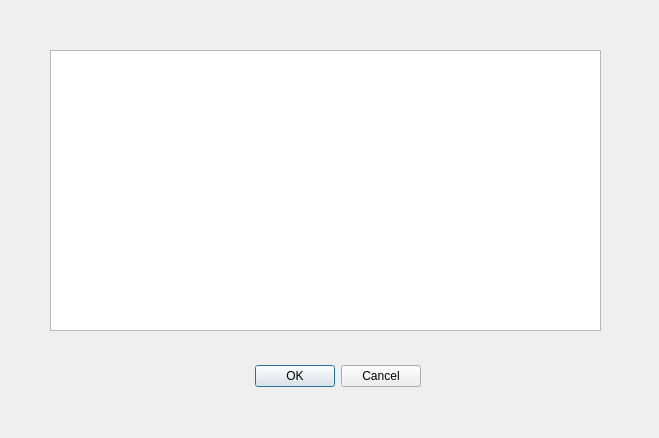
Old version of the form demo_ui.ui in the repository yuvneesh-als/PyQtTableView-PDF.
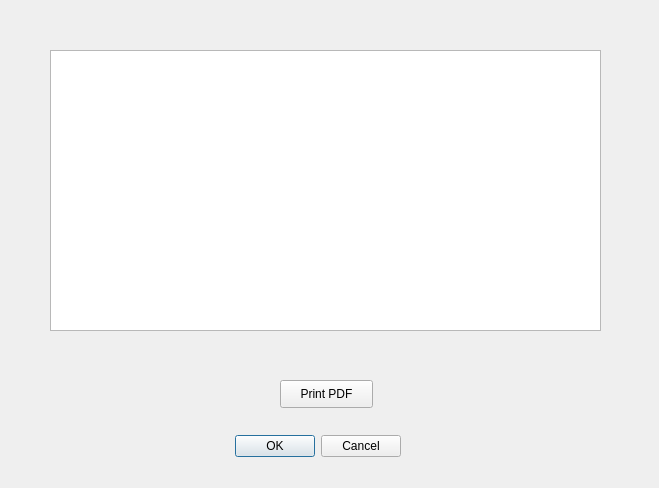
New version of the form.

Commit message: TableView > PDF feature added to UI

Patch:
```diff
--- a/demo_ui.ui
+++ b/demo_ui.ui
@@ -7,7 +7,7 @@
     <x>0</x>
     <y>0</y>
     <width>659</width>
-    <height>438</height>
+    <height>488</height>
    </rect>
   </property>
   <property name="windowTitle">
@@ -16,9 +16,9 @@
   <widget class="QDialogButtonBox" name="buttonBox">
    <property name="geometry">
     <rect>
-     <x>80</x>
-     <y>360</y>
-     <width>341</width>
+     <x>210</x>
+     <y>430</y>
+     <width>191</width>
      <height>32</height>
     </rect>
    </property>
@@ -39,6 +39,19 @@
     </rect>
    </property>
   </widget>
+  <widget class="QPushButton" name="button_print">
+   <property name="geometry">
+    <rect>
+     <x>280</x>
+     <y>380</y>
+     <width>93</width>
+     <height>28</height>
+    </rect>
+   </property>
+   <property name="text">
+    <string>Print PDF</string>
+   </property>
+  </widget>
  </widget>
  <resources/>
  <connections>
```
Left out of the diff: 2 changed lines with no effect on the pictures. The commit also changes 2 other files.
